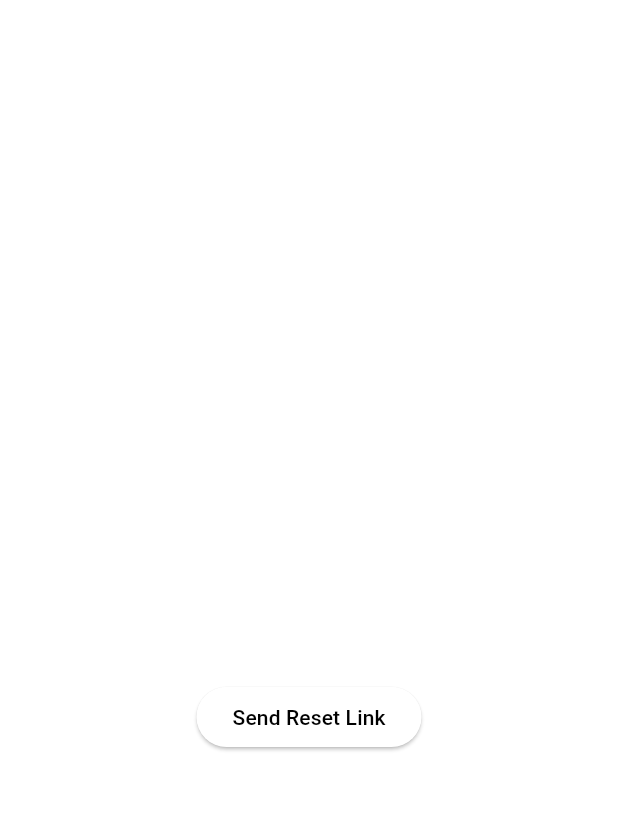
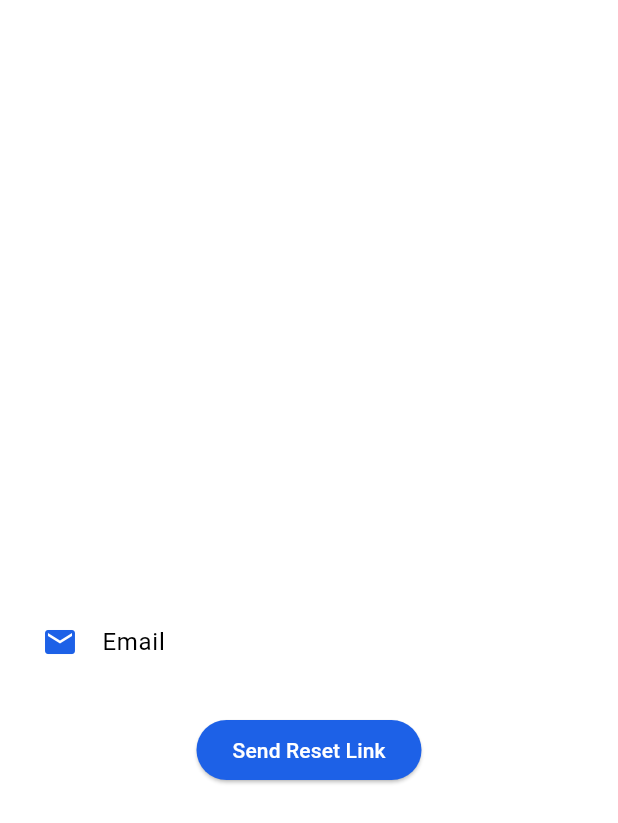
Before and after one commit to bugrahaneefe/Scheduling-System-for-Healthcare-Industry, a Flutter app: the screen it shows after launch, after a tap on "Forgot Your Password?", on a phone screen of 412 x 824 dp. Shown: the top 823 px of the screen. Run offline on Flutter 3.47's test engine with Material 3 defaults, Android fonts, the phone set to English and light mode, and no system bars; our stand-ins replace app_links, cloud_firestore, firebase_auth, firebase_core, intl_phone_field, table_calendar; accounts and stored records are empty.

Commit message:
reset password and login page fixes.

```diff
--- a/frontend/flutter_project/lib/views/login_view.dart
+++ b/frontend/flutter_project/lib/views/login_view.dart
@@ -105,6 +105,7 @@ class _LoginViewState extends State<LoginView> {
     final authViewModel = Provider.of<AuthViewModel>(context);
 
     return Scaffold(
+      backgroundColor: const Color(0x1E1E1E),
       resizeToAvoidBottomInset: true, // Add this line
       appBar: AppBar(
         title: null, // Removed the title
@@ -128,7 +129,7 @@ class _LoginViewState extends State<LoginView> {
                       const Icon(
                         Icons.calendar_today,
                         size: 48,
-                        color: Color(0xFF375DFB),
+                        color: Color(0xFF1D61E7),
                       ),
                       const SizedBox(height: 20),
                       // "Sign in to your Account" text
@@ -171,7 +172,7 @@ class _LoginViewState extends State<LoginView> {
                                 fontFamily: 'Inter',
                                 fontWeight: FontWeight.w700,
                                 fontSize: 12,
-                                color: Color(0xFF4D81E7),
+                                color: Color(0xFF1D61E7),
                               ),
                             ),
                           ),
@@ -204,7 +205,7 @@ class _LoginViewState extends State<LoginView> {
                               decoration: InputDecoration(
                                 prefixIcon: const Icon(
                                   Icons.mail,
-                                  color: Color(0xFF375DFB),
+                                  color: Color(0xFF1D61E7),
                                 ), // Changed to blue
                                 hintText: 'eng491', // Changed this line
                                 hintStyle: const TextStyle(color: Colors.grey),
@@ -225,7 +226,7 @@ class _LoginViewState extends State<LoginView> {
                               decoration: InputDecoration(
                                 prefixIcon: const Icon(
                                   Icons.lock,
-                                  color: Color(0xFF375DFB),
+                                  color: Color(0xFF1D61E7),
                                 ), // Changed to blue
                                 hintText: '123456', // Changed this line
                                 hintStyle: const TextStyle(color: Colors.grey),
@@ -287,7 +288,6 @@ class _LoginViewState extends State<LoginView> {
                             fontWeight: FontWeight.w500,
                             fontSize: 12,
                             color: Colors.white,
-                            decoration: TextDecoration.underline,
                           ),
                           textAlign: TextAlign.center,
                         ),
@@ -369,7 +369,7 @@ class _LoginViewState extends State<LoginView> {
                   if (_isLoading)
                     Positioned.fill(
                       child: Container(
-                        color: Colors.black54,
+                        color: Colors.black,
                         child: const Center(
                           child: CircularProgressIndicator(
                             valueColor: AlwaysStoppedAnimation<Color>(
--- a/frontend/flutter_project/lib/views/reset_password_view.dart
+++ b/frontend/flutter_project/lib/views/reset_password_view.dart
@@ -60,45 +60,52 @@ class _ResetPasswordViewState extends State<ResetPasswordView> {
         child: Column(
           mainAxisAlignment: MainAxisAlignment.center,
           children: [
+            const Text(
+              'Enter your mail to receive password reset mail',
+              style: TextStyle(color: Colors.white),
+            ),
+            const SizedBox(height: 24),
             TextField(
               controller: _emailController,
-              style: const TextStyle(
-                color: Colors.white,
-              ), // Makes input text white
-              decoration: const InputDecoration(
+              style: const TextStyle(color: Colors.black),
+              decoration: InputDecoration(
+                filled: true,
+                fillColor: Colors.white,
                 labelText: 'Email',
-                labelStyle: TextStyle(
-                  color: Colors.white,
-                ), // Makes label text white
+                labelStyle: TextStyle(color: Colors.black),
                 hintText: 'Enter your email address',
-                hintStyle: TextStyle(
-                  color: Colors.white70,
-                ), // Makes hint text white with opacity
-                prefixIcon: Icon(
-                  Icons.email,
-                  color: Colors.white,
-                ), // Makes icon white
-                enabledBorder: OutlineInputBorder(
+                hintStyle: TextStyle(color: Colors.grey.withOpacity(0.5)),
+                prefixIcon: Icon(Icons.email, color: Color(0xFF1D61E7)),
+                enabledBorder: const OutlineInputBorder(
                   borderSide: BorderSide(color: Colors.white),
                 ),
-                focusedBorder: OutlineInputBorder(
+                focusedBorder: const OutlineInputBorder(
                   borderSide: BorderSide(color: Colors.white),
                 ),
               ),
               keyboardType: TextInputType.emailAddress,
             ),
+
             const SizedBox(height: 20),
             ElevatedButton(
               style: ElevatedButton.styleFrom(
-                foregroundColor: Colors.black,
-                backgroundColor: Colors.white, // White background
+                backgroundColor: const Color(0xFF1D61E7),
+                foregroundColor: Colors.white,
               ),
               onPressed: _isLoading ? null : _resetPassword,
               child:
                   _isLoading
-                      ? const CircularProgressIndicator()
+                      ? const SizedBox(
+                        width: 16,
+                        height: 16,
+                        child: CircularProgressIndicator(
+                          strokeWidth: 2,
+                          color: Colors.white,
+                        ),
+                      )
                       : const Text('Send Reset Link'),
             ),
+
             if (_message != null)
               Container(
                 margin: const EdgeInsets.only(top: 16),
```
Also changed, not shown: frontend/flutter_project/lib/components/custom_button.dart (+6 -4 lines).
